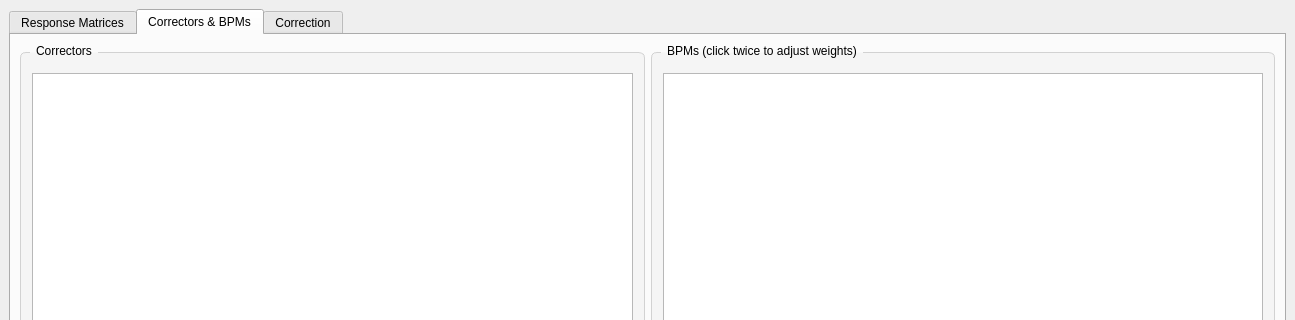
The window that UI files/BBA_GUI.ui (wiktoria-malek/flight-simulator) describes before a commit, drawn with Qt 5; both pictures show x 0 to 1295 and y 0 to 320 of the 1295 by 819 pixel window.
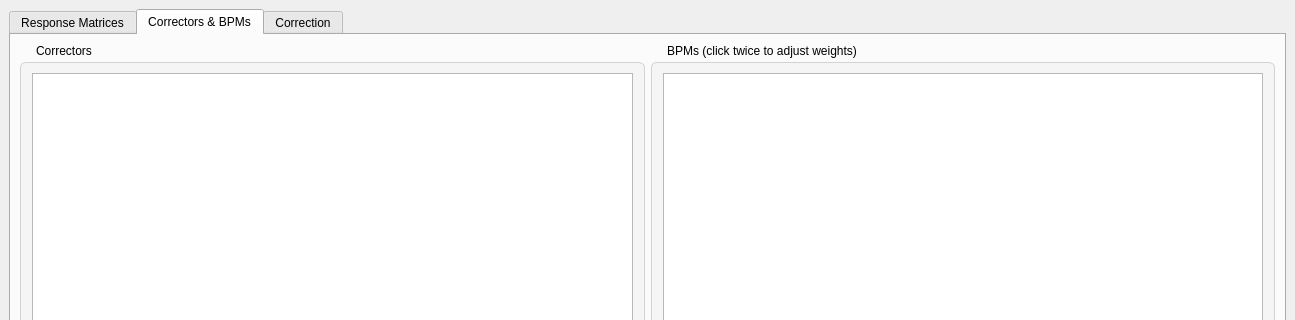
The same window after the commit. The open tabs and pages were chosen to show the change.

Diff of the .ui file:
```diff
--- a/UI files/BBA_GUI.ui
+++ b/UI files/BBA_GUI.ui
@@ -367,10 +367,22 @@
            <layout class="QHBoxLayout" name="horizontalLayout_corrbpms_tables">
             <item>
              <widget class="QGroupBox" name="groupBox_5">
+              <property name="sizePolicy">
+               <sizepolicy hsizetype="Preferred" vsizetype="Expanding">
+                <horstretch>0</horstretch>
+                <verstretch>0</verstretch>
+               </sizepolicy>
+              </property>
+              <property name="minimumSize">
+               <size>
+                <width>0</width>
+                <height>500</height>
+               </size>
+              </property>
               <property name="maximumSize">
                <size>
                 <width>16777215</width>
-                <height>750</height>
+                <height>16777215</height>
                </size>
               </property>
               <property name="styleSheet">
@@ -378,7 +390,7 @@
     background-color: rgb(245, 245, 245);
     border: 1px solid rgb(210, 210, 210);
     border-radius: 6px;
-    margin-top: 8px;
+    margin-top: 18px;
     padding-top: 6px;
 }
 QGroupBox#groupBox_5::title {
@@ -420,10 +432,22 @@
             </item>
             <item>
              <widget class="QGroupBox" name="groupBox_8">
+              <property name="sizePolicy">
+               <sizepolicy hsizetype="Preferred" vsizetype="Expanding">
+                <horstretch>0</horstretch>
+                <verstretch>0</verstretch>
+               </sizepolicy>
+              </property>
+              <property name="minimumSize">
+               <size>
+                <width>0</width>
+                <height>500</height>
+               </size>
+              </property>
               <property name="maximumSize">
                <size>
                 <width>16777215</width>
-                <height>750</height>
+                <height>16777215</height>
                </size>
               </property>
               <property name="styleSheet">
@@ -431,7 +455,7 @@
     background-color: rgb(245, 245, 245);
     border: 1px solid rgb(210, 210, 210);
     border-radius: 6px;
-    margin-top: 8px;
+    margin-top: 18px;
     padding-top: 6px;
 }
 QGroupBox#groupBox_8::title {
```
Left out of the diff: 4 changed lines with no effect on the pictures.
